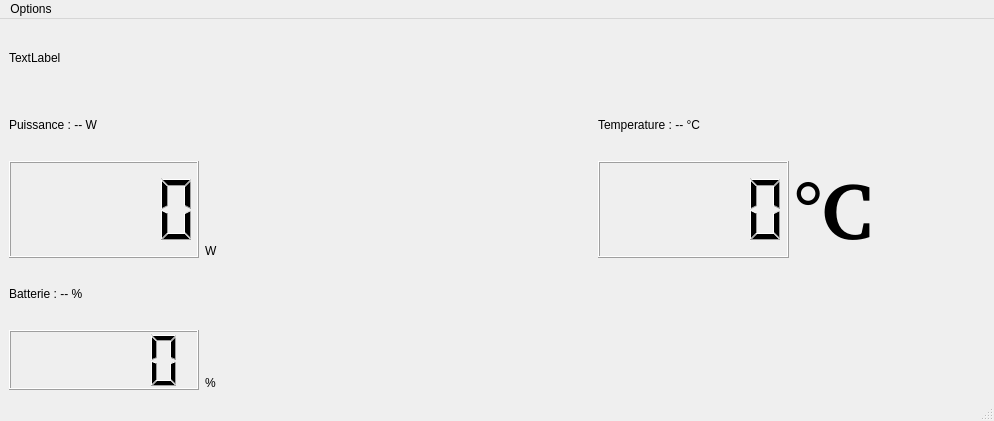
Scraptical/Projet_Solaire, file UartTest_v3/mainwindow.ui: the form before one commit.
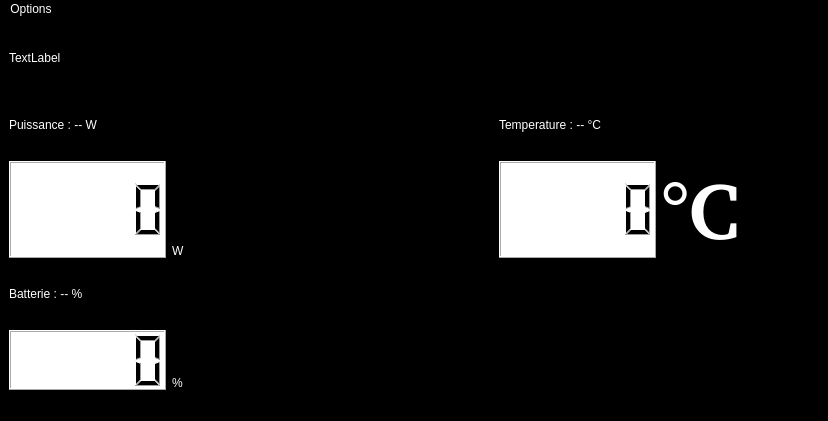
The form after the commit. Custom widgets are drawn as their Qt base class.

Commit message: color and powergauge

What changed in the file:
```diff
--- a/UartTest_v3/mainwindow.ui
+++ b/UartTest_v3/mainwindow.ui
@@ -6,16 +6,85 @@
    <rect>
     <x>0</x>
     <y>0</y>
-    <width>994</width>
+    <width>828</width>
     <height>421</height>
    </rect>
   </property>
   <property name="windowTitle">
    <string>MainWindow</string>
   </property>
+  <property name="styleSheet">
+   <string notr="true">background-color: rgb(0, 0, 0)</string>
+  </property>
   <widget class="QWidget" name="centralwidget">
    <layout class="QGridLayout" name="gridLayout">
+    <item row="9" column="2">
+     <widget class="QLabel" name="pourcent">
+      <property name="styleSheet">
+       <string notr="true">font: 600 60pt &quot;URW Gothic [urw]&quot;;
+color: rgb(255,255,255)</string>
+      </property>
+      <property name="text">
+       <string>%</string>
+      </property>
+      <property name="alignment">
+       <set>Qt::AlignBottom|Qt::AlignLeading|Qt::AlignLeft</set>
+      </property>
+     </widget>
+    </item>
+    <item row="9" column="1">
+     <widget class="QLCDNumber" name="lcdBattery">
+      <property name="styleSheet">
+       <string notr="true">background-color: rgb(255,255,255)</string>
+      </property>
+     </widget>
+    </item>
+    <item row="6" column="2">
+     <widget class="QLabel" name="W">
+      <property name="autoFillBackground">
+       <bool>false</bool>
+      </property>
+      <property name="styleSheet">
+       <string notr="true">font: 600 50pt &quot;URW Gothic [urw]&quot;;
+color: rgb(255,255,255)</string>
+      </property>
+      <property name="text">
+       <string>W</string>
+      </property>
+      <property name="alignment">
+       <set>Qt::AlignBottom|Qt::AlignLeading|Qt::AlignLeft</set>
+      </property>
+     </widget>
+    </item>
     <item row="6" column="4">
+     <widget class="QLCDNumber" name="lcdTemp">
+      <property name="styleSheet">
+       <string notr="true">background-color: rgb(255,255,255)
+</string>
+      </property>
+     </widget>
+    </item>
+    <item row="9" column="4" colspan="2">
+     <widget class="QWidget" name="widget_2" native="true"/>
+    </item>
+    <item row="6" column="1">
+     <widget class="QLCDNumber" name="lcdPower">
+      <property name="styleSheet">
+       <string notr="true">background-color: rgb(255,255,255)</string>
+      </property>
+     </widget>
+    </item>
+    <item row="8" column="1">
+     <widget class="QLabel" name="labelBattery">
+      <property name="styleSheet">
+       <string notr="true">color: rgb(255,255,255)</string>
+      </property>
+      <property name="text">
+       <string>Batterie : -- %</string>
+      </property>
+     </widget>
+    </item>
+    <item row="6" column="5">
      <widget class="QLabel" name="celcius">
       <property name="font">
        <font>
@@ -24,6 +93,10 @@
         <bold>true</bold>
        </font>
       </property>
+      <property name="styleSheet">
+       <string notr="true">color: rgb(255,255,255)
+</string>
+      </property>
       <property name="text">
        <string>°C</string>
       </property>
@@ -32,74 +105,45 @@
       </property>
      </widget>
     </item>
-    <item row="4" column="0">
-     <widget class="QLabel" name="labelPower">
-      <property name="text">
-       <string>Puissance : -- W</string>
-      </property>
-     </widget>
-    </item>
-    <item row="9" column="0">
-     <widget class="QLCDNumber" name="lcdBattery"/>
-    </item>
-    <item row="4" column="3">
+    <item row="4" column="4">
      <widget class="QLabel" name="labelTemp">
+      <property name="styleSheet">
+       <string notr="true">color: rgb(255,255,255)</string>
+      </property>
       <property name="text">
        <string>Temperature : -- °C</string>
       </property>
      </widget>
     </item>
-    <item row="3" column="0">
+    <item row="4" column="1">
+     <widget class="QLabel" name="labelPower">
+      <property name="styleSheet">
+       <string notr="true">color: rgb(255,255,255)</string>
+      </property>
+      <property name="text">
+       <string>Puissance : -- W</string>
+      </property>
+     </widget>
+    </item>
+    <item row="6" column="3">
+     <widget class="JaugeEclair" name="PowerJauge" native="true">
+      <property name="styleSheet">
+       <string notr="true"/>
+      </property>
+     </widget>
+    </item>
+    <item row="0" column="1">
      <widget class="QLabel" name="labelData">
+      <property name="styleSheet">
+       <string notr="true">color: rgb(255,255,255)</string>
+      </property>
       <property name="text">
        <string>TextLabel</string>
       </property>
      </widget>
     </item>
-    <item row="6" column="0">
-     <widget class="QLCDNumber" name="lcdPower"/>
-    </item>
-    <item row="6" column="3">
-     <widget class="QLCDNumber" name="lcdTemp"/>
-    </item>
-    <item row="9" column="1">
-     <widget class="QLabel" name="pourcent">
-      <property name="styleSheet">
-       <string notr="true">font: 600 60pt &quot;URW Gothic [urw]&quot;;</string>
-      </property>
-      <property name="text">
-       <string>%</string>
-      </property>
-      <property name="alignment">
-       <set>Qt::AlignBottom|Qt::AlignLeading|Qt::AlignLeft</set>
-      </property>
-     </widget>
-    </item>
-    <item row="8" column="0">
-     <widget class="QLabel" name="labelBattery">
-      <property name="text">
-       <string>Batterie : -- %</string>
-      </property>
-     </widget>
-    </item>
-    <item row="6" column="1">
-     <widget class="QLabel" name="W">
-      <property name="autoFillBackground">
-       <bool>false</bool>
-      </property>
-      <property name="styleSheet">
-       <string notr="true">font: 600 50pt &quot;URW Gothic [urw]&quot;;</string>
-      </property>
-      <property name="text">
-       <string>W</string>
-      </property>
-      <property name="alignment">
-       <set>Qt::AlignBottom|Qt::AlignLeading|Qt::AlignLeft</set>
-      </property>
-     </widget>
-    </item>
-    <item row="6" column="2">
-     <widget class="JaugeEclair" name="PowerJauge" native="true"/>
+    <item row="9" column="3">
+     <widget class="QWidget" name="widget" native="true"/>
     </item>
    </layout>
   </widget>
@@ -108,10 +152,13 @@
     <rect>
      <x>0</x>
      <y>0</y>
-     <width>994</width>
+     <width>828</width>
      <height>19</height>
     </rect>
    </property>
+   <property name="styleSheet">
+    <string notr="true">color: rgb(255,255,255)</string>
+   </property>
    <widget class="QMenu" name="menuOptions">
     <property name="title">
      <string>Options</string>
```
Left out of the diff: 6 changed lines with no effect on the pictures. The commit also changes 35 other files.
